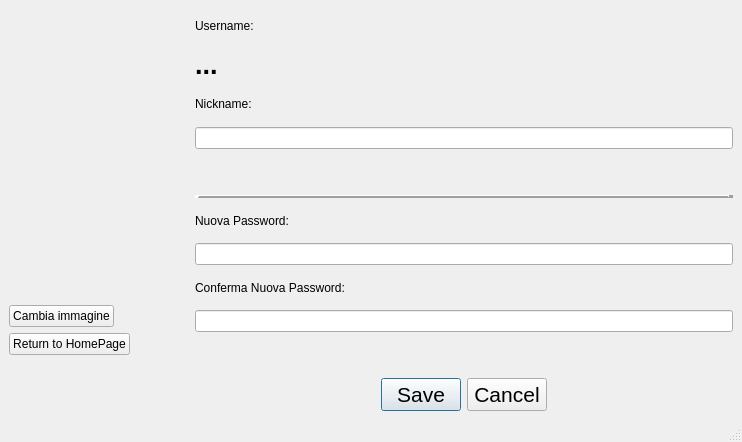
This is Login/profilepage.ui in cosimo265598/Edilive as Qt 5 draws it before an edit. The edited form follows.
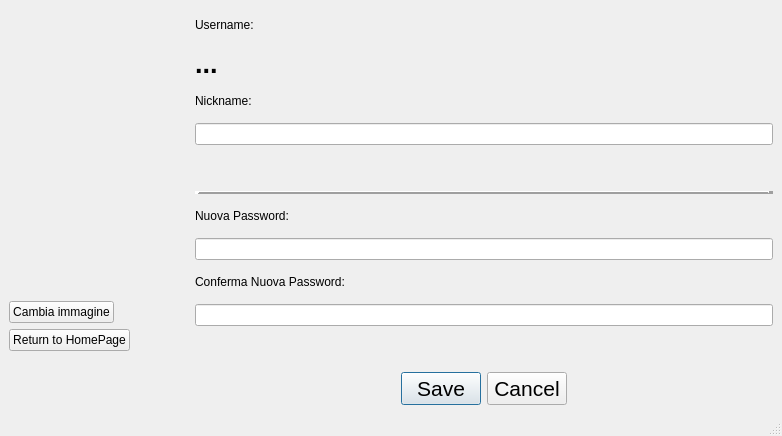
This is the edited form.

```diff
--- a/Login/profilepage.ui
+++ b/Login/profilepage.ui
@@ -6,8 +6,8 @@
    <rect>
     <x>0</x>
     <y>0</y>
-    <width>742</width>
-    <height>442</height>
+    <width>782</width>
+    <height>436</height>
    </rect>
   </property>
   <property name="sizePolicy">
```
Left out of the diff: 4 changed lines with no effect on the pictures.
